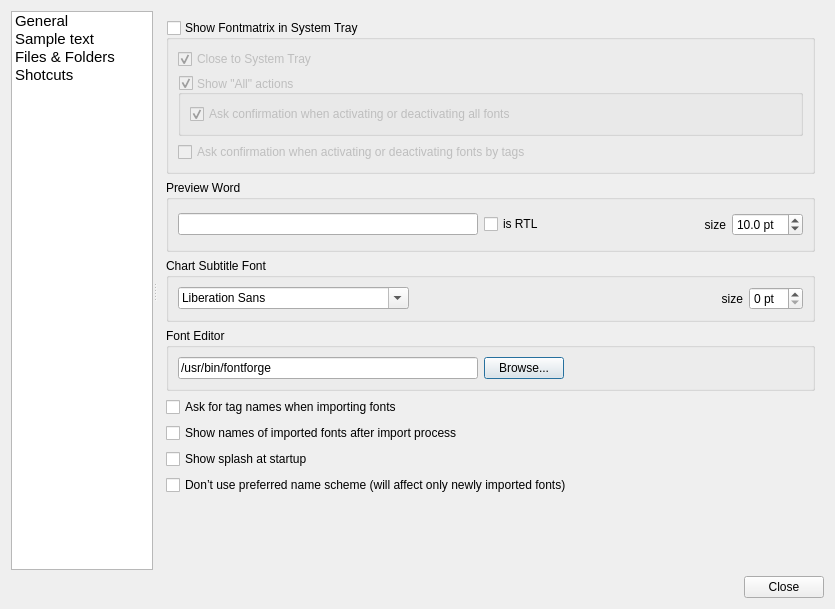
The window that src/prefs_panel.ui (fontmatrix/fontmatrix) describes before a commit, drawn with Qt 5.
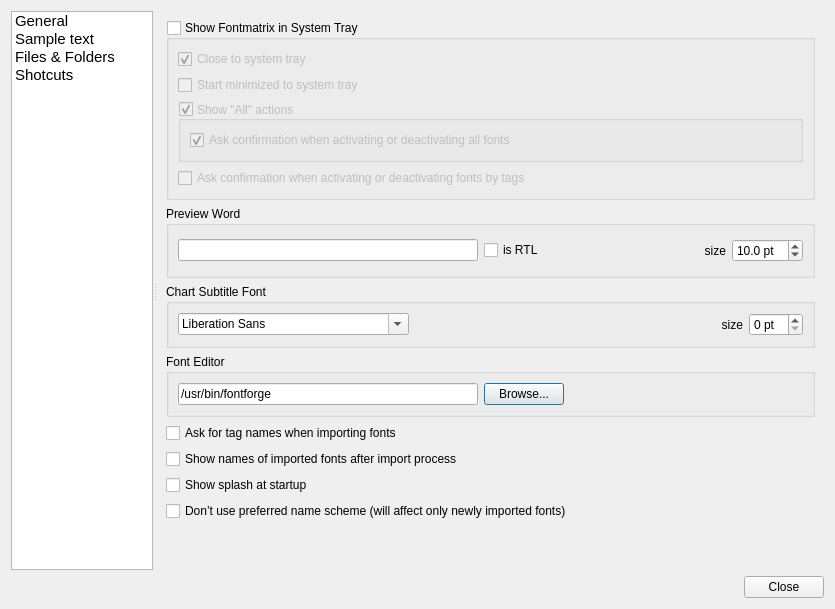
The same window after the commit. Icons and pictures are not drawn.

Commit message: FM can now be started minimized to system tray

What changed in the file:
```diff
--- a/src/prefs_panel.ui
+++ b/src/prefs_panel.ui
@@ -105,13 +105,20 @@
            <item>
             <widget class="QCheckBox" name="closeToSystray" >
              <property name="text" >
-              <string>Close to System Tray</string>
+              <string>Close to system tray</string>
              </property>
              <property name="checked" >
               <bool>true</bool>
              </property>
             </widget>
            </item>
+           <item>
+            <widget class="QCheckBox" name="startToSystemTray" >
+             <property name="text" >
+              <string>Start minimized to system tray</string>
+             </property>
+            </widget>
+           </item>
            <item>
             <widget class="QGroupBox" name="activateAllFrame" >
              <property name="title" >
```
The commit also changes 5 other files.
